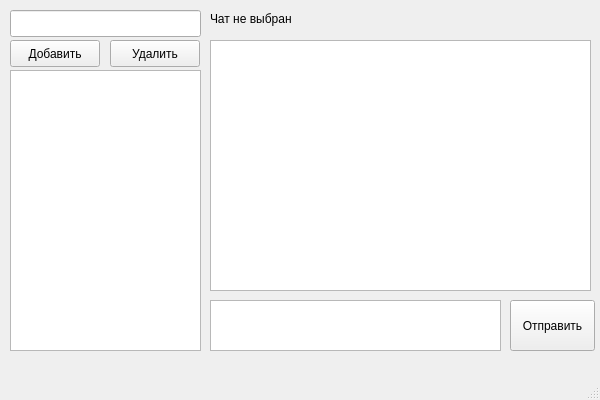
Before: the Qt Designer form gui/MyMessenger.ui in thunderamur/my_messenger, drawn with Qt 5.
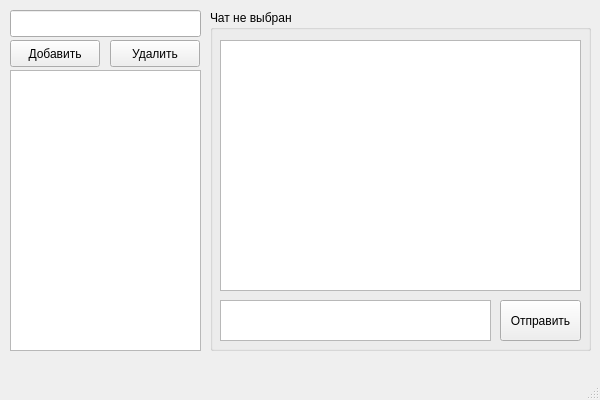
After: the same form once the commit is applied.

The edit to the form file:
```diff
--- a/gui/MyMessenger.ui
+++ b/gui/MyMessenger.ui
@@ -60,52 +60,60 @@
      </rect>
     </property>
    </widget>
-   <widget class="QTextEdit" name="textEditChat">
+   <widget class="QTextEdit" name="textEditChatInput">
     <property name="geometry">
      <rect>
-      <x>210</x>
+      <x>220</x>
+      <y>300</y>
+      <width>271</width>
+      <height>41</height>
+     </rect>
+    </property>
+   </widget>
+   <widget class="QPushButton" name="pushButtonChatSend">
+    <property name="geometry">
+     <rect>
+      <x>500</x>
+      <y>300</y>
+      <width>81</width>
+      <height>41</height>
+     </rect>
+    </property>
+    <property name="text">
+     <string>Отправить</string>
+    </property>
+   </widget>
+   <widget class="QListWidget" name="listWidgetMessages">
+    <property name="geometry">
+     <rect>
+      <x>220</x>
       <y>40</y>
-      <width>381</width>
+      <width>361</width>
       <height>251</height>
      </rect>
     </property>
    </widget>
-   <widget class="QLabel" name="labelChat">
+   <widget class="QGroupBox" name="groupBoxChatName">
     <property name="geometry">
      <rect>
       <x>210</x>
       <y>10</y>
       <width>381</width>
-      <height>17</height>
+      <height>341</height>
      </rect>
     </property>
-    <property name="text">
+    <property name="title">
      <string>Чат не выбран</string>
     </property>
    </widget>
-   <widget class="QTextEdit" name="textEditChatInput">
-    <property name="geometry">
-     <rect>
-      <x>210</x>
-      <y>300</y>
-      <width>291</width>
-      <height>51</height>
-     </rect>
-    </property>
-   </widget>
-   <widget class="QPushButton" name="pushButtonChatSend">
-    <property name="geometry">
-     <rect>
-      <x>510</x>
-      <y>300</y>
-      <width>85</width>
-      <height>51</height>
-     </rect>
-    </property>
-    <property name="text">
-     <string>Отправить</string>
-    </property>
-   </widget>
+   <zorder>pushButtonAddContact</zorder>
+   <zorder>pushButtonContactList</zorder>
+   <zorder>lineEditAddContact</zorder>
+   <zorder>listViewContactList</zorder>
+   <zorder>groupBoxChatName</zorder>
+   <zorder>listWidgetMessages</zorder>
+   <zorder>pushButtonChatSend</zorder>
+   <zorder>textEditChatInput</zorder>
   </widget>
   <widget class="QMenuBar" name="menubar">
    <property name="geometry">
```
